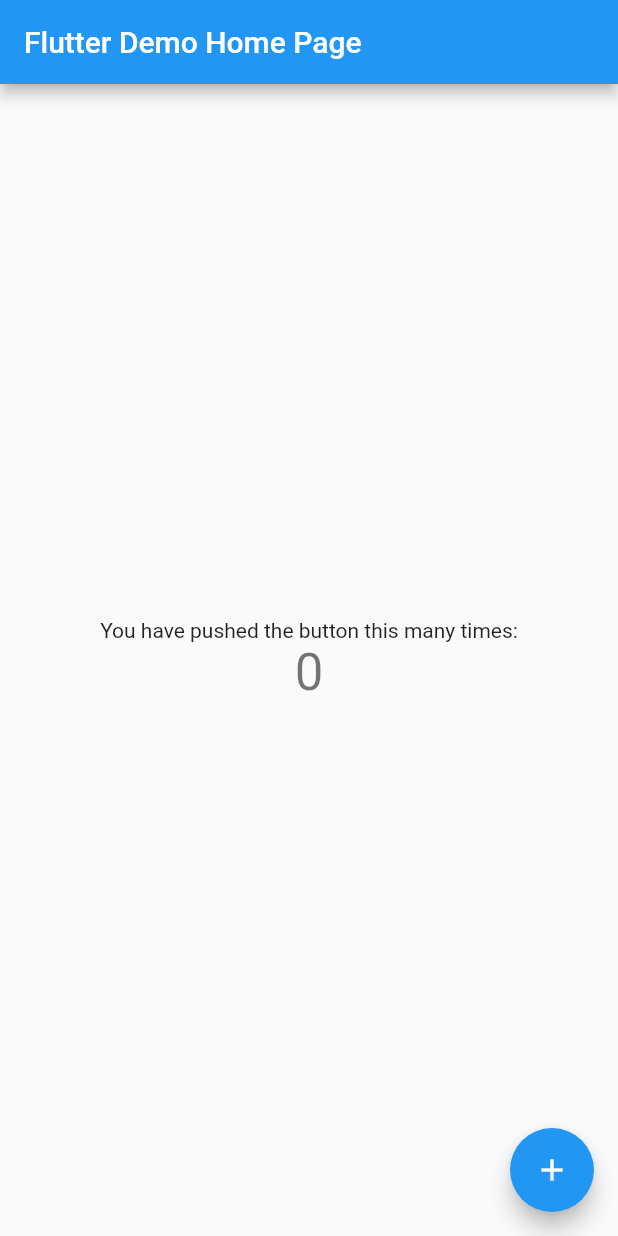
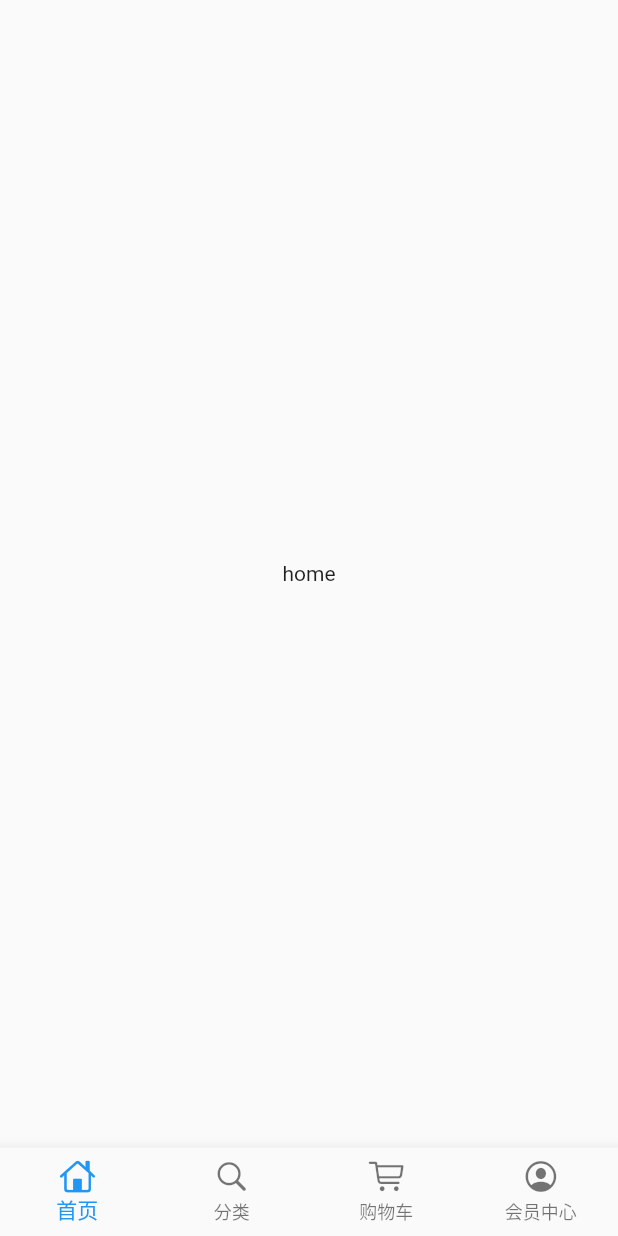
Before and after one commit to gaoyuyu/flutter_shop, a Flutter app: the screen it shows after launch, on a phone screen of 412 x 824 dp. Run offline on Flutter 3.47's test engine with Material 2 defaults, Android fonts, the phone set to English and light mode, and no system bars.

Commit message:
底部导航栏

```diff
--- a/lib/main.dart
+++ b/lib/main.dart
@@ -1,111 +1,18 @@
 import 'package:flutter/material.dart';
+import './pages/index_page.dart';
 
 void main() => runApp(MyApp());
 
 class MyApp extends StatelessWidget {
-  // This widget is the root of your application.
   @override
   Widget build(BuildContext context) {
-    return MaterialApp(
-      title: 'Flutter Demo',
-      theme: ThemeData(
-        // This is the theme of your application.
-        //
-        // Try running your application with "flutter run". You'll see the
-        // application has a blue toolbar. Then, without quitting the app, try
-        // changing the primarySwatch below to Colors.green and then invoke
-        // "hot reload" (press "r" in the console where you ran "flutter run",
-        // or simply save your changes to "hot reload" in a Flutter IDE).
-        // Notice that the counter didn't reset back to zero; the application
-        // is not restarted.
-        primarySwatch: Colors.blue,
+    return Container(
+      child: MaterialApp(
+        title: "百姓生活+",
+        debugShowCheckedModeBanner: false,
+        theme: ThemeData(primaryColor: Colors.pink),
+        home: IndexPage(),
       ),
-      home: MyHomePage(title: 'Flutter Demo Home Page'),
     );
   }
 }
-
-class MyHomePage extends StatefulWidget {
-  MyHomePage({Key key, this.title}) : super(key: key);
-
-  // This widget is the home page of your application. It is stateful, meaning
-  // that it has a State object (defined below) that contains fields that affect
-  // how it looks.
-
-  // This class is the configuration for the state. It holds the values (in this
-  // case the title) provided by the parent (in this case the App widget) and
-  // used by the build method of the State. Fields in a Widget subclass are
-  // always marked "final".
-
-  final String title;
-
-  @override
-  _MyHomePageState createState() => _MyHomePageState();
-}
-
-class _MyHomePageState extends State<MyHomePage> {
-  int _counter = 0;
-
-  void _incrementCounter() {
-    setState(() {
-      // This call to setState tells the Flutter framework that something has
-      // changed in this State, which causes it to rerun the build method below
-      // so that the display can reflect the updated values. If we changed
-      // _counter without calling setState(), then the build method would not be
-      // called again, and so nothing would appear to happen.
-      _counter++;
-    });
-  }
-
-  @override
-  Widget build(BuildContext context) {
-    // This method is rerun every time setState is called, for instance as done
-    // by the _incrementCounter method above.
-    //
-    // The Flutter framework has been optimized to make rerunning build methods
-    // fast, so that you can just rebuild anything that needs updating rather
-    // than having to individually change instances of widgets.
-    return Scaffold(
-      appBar: AppBar(
-        // Here we take the value from the MyHomePage object that was created by
-        // the App.build method, and use it to set our appbar title.
-        title: Text(widget.title),
-      ),
-      body: Center(
-        // Center is a layout widget. It takes a single child and positions it
-        // in the middle of the parent.
-        child: Column(
-          // Column is also layout widget. It takes a list of children and
-          // arranges them vertically. By default, it sizes itself to fit its
-          // children horizontally, and tries to be as tall as its parent.
-          //
-          // Invoke "debug painting" (press "p" in the console, choose the
-          // "Toggle Debug Paint" action from the Flutter Inspector in Android
-          // Studio, or the "Toggle Debug Paint" command in Visual Studio Code)
-          // to see the wireframe for each widget.
-          //
-          // Column has various properties to control how it sizes itself and
-          // how it positions its children. Here we use mainAxisAlignment to
-          // center the children vertically; the main axis here is the vertical
-          // axis because Columns are vertical (the cross axis would be
-          // horizontal).
-          mainAxisAlignment: MainAxisAlignment.center,
-          children: <Widget>[
-            Text(
-              'You have pushed the button this many times:',
-            ),
-            Text(
-              '$_counter',
-              style: Theme.of(context).textTheme.display1,
-            ),
-          ],
-        ),
-      ),
-      floatingActionButton: FloatingActionButton(
-        onPressed: _incrementCounter,
-        tooltip: 'Increment',
-        child: Icon(Icons.add),
-      ), // This trailing comma makes auto-formatting nicer for build methods.
-    );
-  }
-}
--- /dev/null
+++ b/lib/pages/cart_page.dart
@@ -0,0 +1,10 @@
+import 'package:flutter/material.dart';
+
+class CartPage extends StatelessWidget {
+  @override
+  Widget build(BuildContext context) {
+    return Scaffold(
+      body: Center(child: Text("cart"),),
+    );
+  }
+}
--- /dev/null
+++ b/lib/pages/category_page.dart
@@ -0,0 +1,10 @@
+import 'package:flutter/material.dart';
+
+class CategoryPage extends StatelessWidget {
+  @override
+  Widget build(BuildContext context) {
+    return Scaffold(
+      body: Center(child: Text("CategoryPage"),),
+    );
+  }
+}
--- /dev/null
+++ b/lib/pages/home_page.dart
@@ -0,0 +1,10 @@
+import 'package:flutter/material.dart';
+
+class HomePage extends StatelessWidget {
+  @override
+  Widget build(BuildContext context) {
+    return Scaffold(
+      body: Center(child: Text("home"),),
+    );
+  }
+}
--- /dev/null
+++ b/lib/pages/index_page.dart
@@ -0,0 +1,76 @@
+import 'package:flutter/material.dart';
+import 'package:flutter/cupertino.dart';
+import 'home_page.dart';
+import 'category_page.dart';
+import 'cart_page.dart';
+import 'member_page.dart';
+
+
+class IndexPage extends StatefulWidget {
+  @override
+  _IndexPageState createState() => _IndexPageState();
+}
+
+class _IndexPageState extends State<IndexPage> {
+
+  final List<BottomNavigationBarItem>bottomTabs = [
+    BottomNavigationBarItem(
+      icon:Icon(CupertinoIcons.home),
+      title: Text("首页")
+    ),
+    BottomNavigationBarItem(
+      icon:Icon(CupertinoIcons.search),
+      title: Text("分类")
+    ),
+    BottomNavigationBarItem(
+      icon:Icon(CupertinoIcons.shopping_cart),
+      title: Text("购物车")
+    ),
+    BottomNavigationBarItem(
+      icon:Icon(CupertinoIcons.profile_circled),
+      title: Text("会员中心")
+    ),
+  ];
+
+
+  final List tabBodies = [
+    HomePage(),
+    CategoryPage(),
+    CartPage(),
+    MemberPage()
+  ];
+
+
+  int currentIndex = 0;
+  var currentPage;
+
+
+  @override
+  void initState() {
+    currentPage = tabBodies[currentIndex];
+    super.initState();
+  }
+
+
+  @override
+  Widget build(BuildContext context) {
+    return Scaffold(
+      backgroundColor: Color.fromRGBO(244, 245, 245, 1.0),
+      bottomNavigationBar: BottomNavigationBar(
+        type: BottomNavigationBarType.fixed,
+        currentIndex: currentIndex,
+        items: bottomTabs,
+        onTap: (index){
+          setState(() {
+            currentIndex = index;
+            currentPage = tabBodies[currentIndex];
+          });
+        },
+
+      ),
+      body: currentPage,
+
+
+    );
+  }
+}
--- /dev/null
+++ b/lib/pages/member_page.dart
@@ -0,0 +1,12 @@
+import 'package:flutter/material.dart';
+
+class MemberPage extends StatelessWidget {
+  @override
+  Widget build(BuildContext context) {
+    return Scaffold(
+      body: Center(
+        child: Text("MemberPage"),
+      ),
+    );
+  }
+}
```
